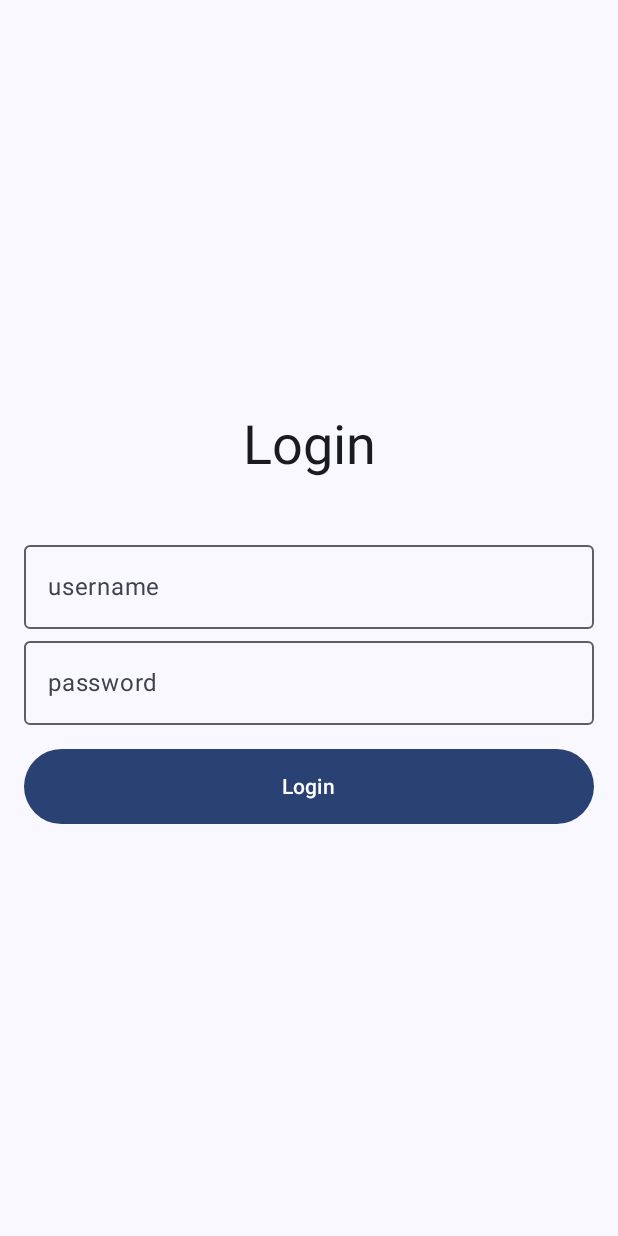
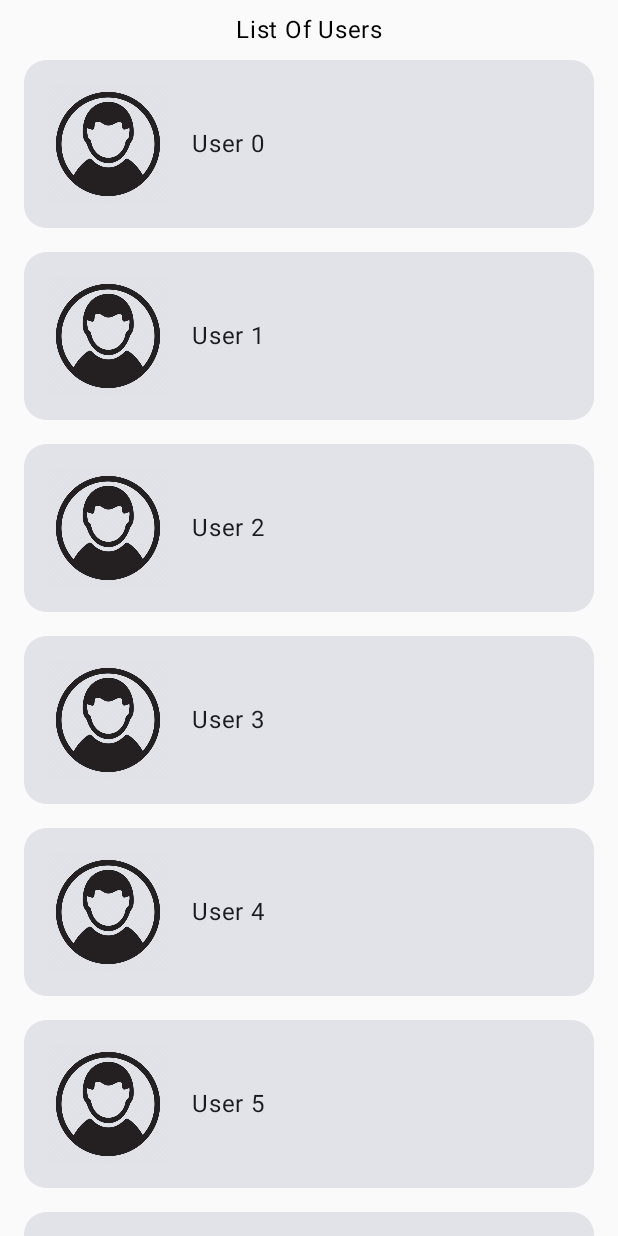
Before and after one commit to av-arvind77/JetpackComposeTutorials, an Android app built with Jetpack Compose: the screen it shows after launch (MainActivity before the commit, LazyListActivity after it), on a phone screen of 412 x 824 dp. Run offline under Robolectric (Android 15) with nearby library versions, the phone set to English and light mode, and no system bars.

Commit message:
Learning LazyRow and LazyColumn with LazyList

```diff
--- a/app/src/main/AndroidManifest.xml
+++ b/app/src/main/AndroidManifest.xml
@@ -13,7 +13,7 @@
         android:theme="@style/Theme.JetpackComposeTutorials"
         tools:targetApi="31">
         <activity
-            android:name=".MainActivity"
+            android:name=".LazyListActivity"
             android:exported="true"
             android:label="@string/app_name"
             android:theme="@style/Theme.JetpackComposeTutorials">
--- /dev/null
+++ b/app/src/main/java/dev/arvind/jetpackcomposetutorials/LazyListActivity.kt
@@ -0,0 +1,78 @@
+package dev.arvind.jetpackcomposetutorials
+
+import android.os.Bundle
+import androidx.activity.ComponentActivity
+import androidx.activity.compose.setContent
+import androidx.compose.foundation.Image
+import androidx.compose.foundation.layout.Arrangement
+import androidx.compose.foundation.layout.PaddingValues
+import androidx.compose.foundation.layout.Row
+import androidx.compose.foundation.layout.fillMaxWidth
+import androidx.compose.foundation.layout.height
+import androidx.compose.foundation.layout.padding
+import androidx.compose.foundation.layout.width
+import androidx.compose.foundation.lazy.LazyColumn
+import androidx.compose.foundation.shape.RoundedCornerShape
+import androidx.compose.material3.Card
+import androidx.compose.material3.Text
+import androidx.compose.runtime.Composable
+import androidx.compose.ui.Alignment
+import androidx.compose.ui.Modifier
+import androidx.compose.ui.res.painterResource
+import androidx.compose.ui.tooling.preview.Preview
+import androidx.compose.ui.unit.dp
+import dev.arvind.jetpackcomposetutorials.ui.theme.ComposeLazyListsTheme
+
+class LazyListActivity : ComponentActivity() {
+
+    override fun onCreate(savedInstanceState: Bundle?) {
+        super.onCreate(savedInstanceState)
+        setContent {
+            ComposeLazyListsTheme {
+                LazyColumn(
+                    modifier = Modifier.fillMaxWidth(),
+                    verticalArrangement = Arrangement.Top,
+                    horizontalAlignment = Alignment.CenterHorizontally,
+                    contentPadding = PaddingValues(8.dp)
+                ) {
+                    item {
+                        Text(text = "List Of Users")
+                    }
+                    items(15) { index ->
+                        Card(
+                            shape = RoundedCornerShape(15.dp),
+                            modifier = Modifier
+                                .padding(
+                                    start = 8.dp,
+                                    end = 8.dp,
+                                    top = 8.dp,
+                                    bottom = 8.dp
+                                )
+                                .fillMaxWidth()
+                        ) {
+                            Row(verticalAlignment = Alignment.CenterVertically) {
+                                Image(
+                                    painter = painterResource(id = R.drawable.user_profile),
+                                    contentDescription = "",
+                                    modifier = Modifier
+                                        .padding(16.dp)
+                                        .width(80.dp)
+                                        .height(80.dp)
+                                )
+                                Text(text = "User $index")
+                            }
+                        }
+                    }
+                }
+            }
+        }
+    }
+}
+
+@Preview(showBackground = true)
+@Composable
+fun GreetingsPreview() {
+    ComposeLazyListsTheme {
+        Greeting(name = "Jetpack Compose")
+    }
+}
--- a/app/src/main/java/dev/arvind/jetpackcomposetutorials/ui/theme/Theme.kt
+++ b/app/src/main/java/dev/arvind/jetpackcomposetutorials/ui/theme/Theme.kt
@@ -68,3 +68,36 @@ fun JetpackComposeTutorialsTheme(
         content = content
     )
 }
+
+@Composable
+fun ComposeLazyListsTheme(
+    darkTheme: Boolean = isSystemInDarkTheme(),
+    // Dynamic Color is available on Android 12+
+    dynamicColor: Boolean = true,
+    content: @Composable () -> Unit
+) {
+    val colorScheme = when {
+        dynamicColor && Build.VERSION.SDK_INT >= Build.VERSION_CODES.S -> {
+            val context = LocalContext.current
+            if (darkTheme) dynamicDarkColorScheme(context) else dynamicLightColorScheme(context)
+        }
+
+        darkTheme -> DarkColorScheme
+        else -> LightColorScheme
+    }
+
+    val view = LocalView.current
+    if (!view.isInEditMode) {
+        SideEffect {
+            val window = (view.context as Activity).window
+            window.statusBarColor = colorScheme.primary.toArgb()
+            WindowCompat.getInsetsController(window, view).isAppearanceLightStatusBars = darkTheme
+        }
+    }
+
+    MaterialTheme(
+        colorScheme = colorScheme,
+        typography = Typography,
+        content = content
+    )
+}
```
Also changed, not shown: app/src/main/java/dev/arvind/jetpackcomposetutorials/MainActivity.kt (+48 -4 lines), app/src/main/res/drawable/user_profile.webp (added).
